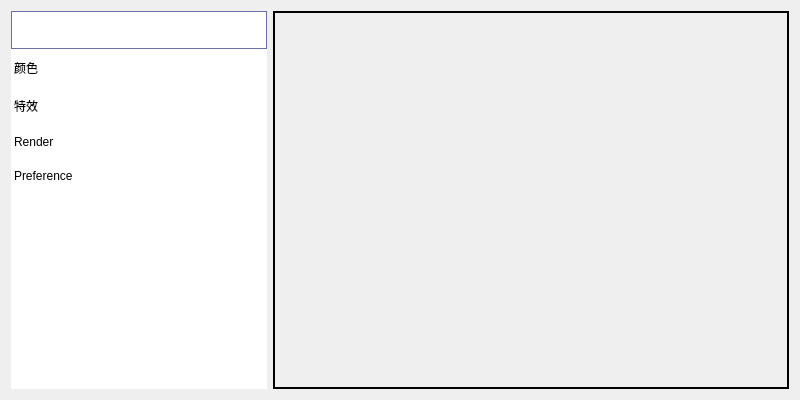
This is include/Setting/styleSetting.ui in hymnly133/Sapphire-EnhancedDesktop as Qt 5 draws it before an edit. The edited form follows.
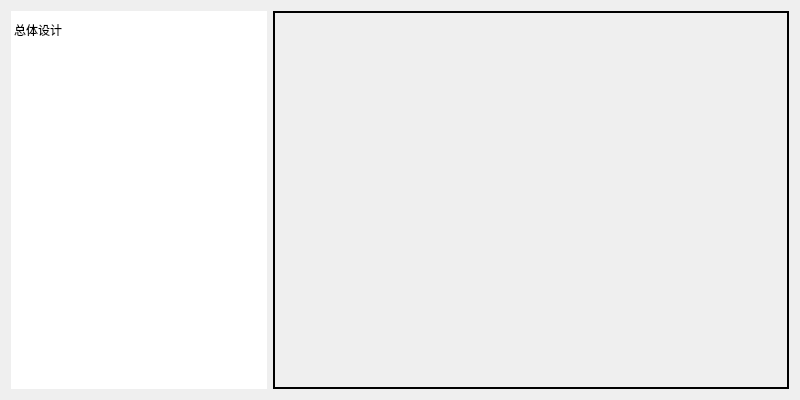
This is the edited form.

```diff
--- a/include/Setting/styleSetting.ui
+++ b/include/Setting/styleSetting.ui
@@ -103,33 +103,13 @@
       <set>Qt::AlignCenter</set>
      </property>
      <property name="currentRow">
-      <number>0</number>
+      <number>-1</number>
      </property>
      <item>
       <property name="text">
        <string>总体设计</string>
       </property>
      </item>
-     <item>
-      <property name="text">
-       <string>颜色</string>
-      </property>
-     </item>
-     <item>
-      <property name="text">
-       <string>特效</string>
-      </property>
-     </item>
-     <item>
-      <property name="text">
-       <string>Render</string>
-      </property>
-     </item>
-     <item>
-      <property name="text">
-       <string>Preference</string>
-      </property>
-     </item>
     </widget>
    </item>
    <item>
```
Left out of the diff: 6 changed lines with no effect on the pictures.
